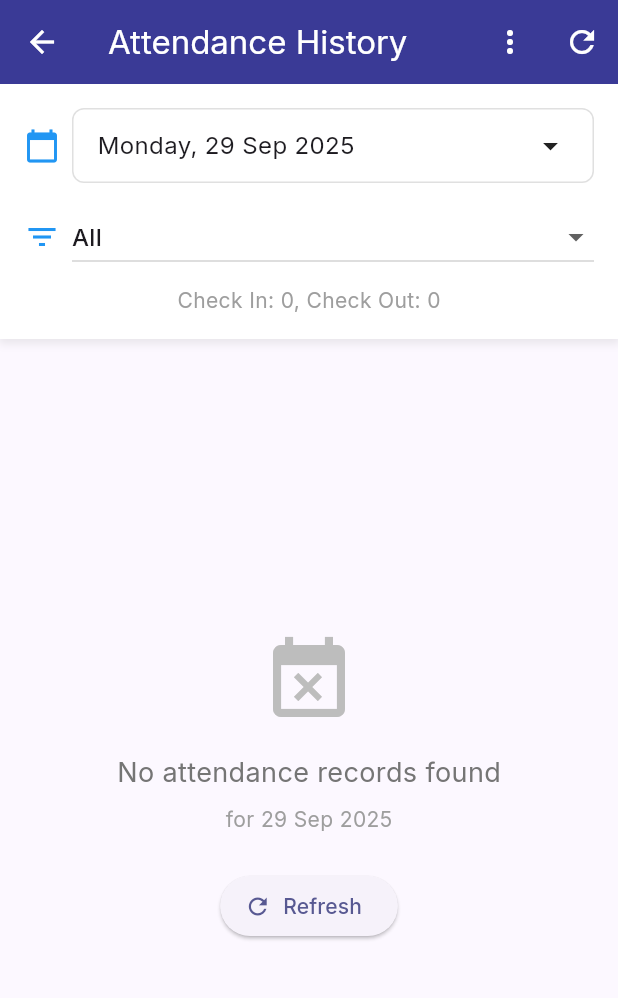
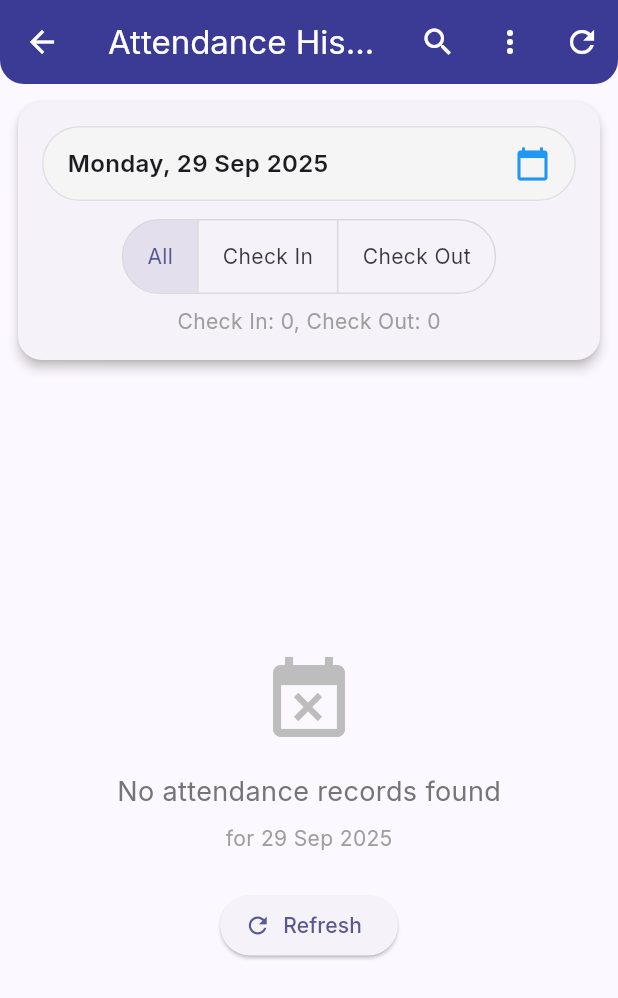
Before and after one commit to masaidfairus/track-in, a Flutter app: the AttendanceHistoryScreen screen opened directly, on a phone screen of 412 x 824 dp. Shown: the top 998 px of the screen. Run offline on Flutter 3.47's test engine with Material 3 defaults, Android fonts, the phone set to English and light mode, and no system bars; our stand-ins replace camera, cloud_firestore, firebase_core, google_fonts, permission_handler; missing offline and left inert: google_ml_kit, google_mlkit_face_detection; accounts and stored records are empty; network calls fail.

Commit message:
Modified History Screen

```diff
--- a/lib/screens/attendance_history_screen.dart
+++ b/lib/screens/attendance_history_screen.dart
@@ -122,6 +122,9 @@ class _AttendanceHistoryScreenState extends State<AttendanceHistoryScreen> {
       context: context,
       builder: (BuildContext context) {
         return AlertDialog(
+          shape: RoundedRectangleBorder(
+            borderRadius: BorderRadius.circular(16),
+          ),
           title: Row(
             children: [
               Icon(
@@ -250,22 +253,18 @@ class _AttendanceHistoryScreenState extends State<AttendanceHistoryScreen> {
             Text(
               'Face Size: ${faceData['boundingBox']['width'].toInt()} x ${faceData['boundingBox']['height'].toInt()}',
             ),
-
           if (faceData['headEulerAngleY'] != null)
             Text(
               'Head Rotation: ${faceData['headEulerAngleY'].toStringAsFixed(1)}°',
             ),
-
           if (faceData['smilingProbability'] != null)
             Text(
               'Smiling: ${(faceData['smilingProbability'] * 100).toStringAsFixed(1)}%',
             ),
-
           if (faceData['leftEyeOpenProbability'] != null)
             Text(
               'Left Eye Open: ${(faceData['leftEyeOpenProbability'] * 100).toStringAsFixed(1)}%',
             ),
-
           if (faceData['rightEyeOpenProbability'] != null)
             Text(
               'Right Eye Open: ${(faceData['rightEyeOpenProbability'] * 100).toStringAsFixed(1)}%',
@@ -294,10 +293,19 @@ class _AttendanceHistoryScreenState extends State<AttendanceHistoryScreen> {
     return Scaffold(
       appBar: AppBar(
         title: const Text('Attendance History'),
-        backgroundColor: Color.fromRGBO(56, 56, 150, 1),
+        backgroundColor: const Color.fromRGBO(56, 56, 150, 1),
         foregroundColor: Colors.white,
-        elevation: 2,
+        elevation: 4,
+        shape: const RoundedRectangleBorder(
+          borderRadius: BorderRadius.vertical(bottom: Radius.circular(16)),
+        ),
         actions: [
+          IconButton(
+            icon: const Icon(Icons.search),
+            onPressed: () {
+              // TODO: implement search
+            },
+          ),
           PopupMenuButton<String>(
             icon: const Icon(Icons.more_vert),
             onSelected: (String value) {
@@ -328,28 +336,18 @@ class _AttendanceHistoryScreenState extends State<AttendanceHistoryScreen> {
       body: Column(
         children: [
           // Date and Filter Controls
-          Container(
+          Card(
+            margin: const EdgeInsets.all(12),
+            shape: RoundedRectangleBorder(
+              borderRadius: BorderRadius.circular(16),
+            ),
+            elevation: 3,
+            child: Padding(
               padding: const EdgeInsets.all(16),
-            decoration: BoxDecoration(
-              color: Colors.white,
-              boxShadow: [
-                BoxShadow(
-                  color: Colors.grey.withOpacity(0.2),
-                  spreadRadius: 1,
-                  blurRadius: 4,
-                  offset: const Offset(0, 2),
-                ),
-              ],
-            ),
               child: Column(
                 children: [
                   // Date Selector
-                Row(
-                  children: [
-                    const Icon(Icons.calendar_today, color: Colors.blue),
-                    const SizedBox(width: 8),
-                    Expanded(
-                      child: GestureDetector(
+                  GestureDetector(
                     onTap: _selectDate,
                     child: Container(
                       padding: const EdgeInsets.symmetric(
@@ -358,7 +356,8 @@ class _AttendanceHistoryScreenState extends State<AttendanceHistoryScreen> {
                       ),
                       decoration: BoxDecoration(
                         border: Border.all(color: Colors.grey[300]!),
-                            borderRadius: BorderRadius.circular(8),
+                        borderRadius: BorderRadius.circular(30),
+                        color: Colors.grey[100],
                       ),
                       child: Row(
                         mainAxisAlignment: MainAxisAlignment.spaceBetween,
@@ -367,44 +366,48 @@ class _AttendanceHistoryScreenState extends State<AttendanceHistoryScreen> {
                             DateFormat(
                               'EEEE, dd MMM yyyy',
                             ).format(_selectedDate),
-                                style: const TextStyle(fontSize: 16),
+                            style: const TextStyle(
+                              fontSize: 16,
+                              fontWeight: FontWeight.w600,
                             ),
-                              const Icon(Icons.arrow_drop_down),
+                          ),
+                          const Icon(Icons.calendar_today, color: Colors.blue),
                         ],
                       ),
                     ),
                   ),
-                    ),
-                  ],
-                ),
 
                   const SizedBox(height: 12),
 
-                // Filter Selector
-                Row(
-                  children: [
-                    const Icon(Icons.filter_list, color: Colors.blue),
-                    const SizedBox(width: 8),
-                    Expanded(
-                      child: DropdownButton<String>(
-                        value: _selectedFilter,
-                        isExpanded: true,
-                        items: ['All', 'Check In', 'Check Out']
-                            .map(
-                              (String value) => DropdownMenuItem<String>(
-                                value: value,
-                                child: Text(value),
+                  // Segmented Filter
+                  ToggleButtons(
+                    borderRadius: BorderRadius.circular(30),
+                    isSelected: [
+                      _selectedFilter == 'All',
+                      _selectedFilter == 'Check In',
+                      _selectedFilter == 'Check Out',
+                    ],
+                    onPressed: (index) {
+                      setState(() {
+                        _selectedFilter = [
+                          'All',
+                          'Check In',
+                          'Check Out',
+                        ][index];
+                      });
+                    },
+                    children: const [
+                      Padding(
+                        padding: EdgeInsets.symmetric(horizontal: 16),
+                        child: Text("All"),
                       ),
-                            )
-                            .toList(),
-                        onChanged: (String? newValue) {
-                          if (newValue != null) {
-                            setState(() {
-                              _selectedFilter = newValue;
-                            });
-                          }
-                        },
+                      Padding(
+                        padding: EdgeInsets.symmetric(horizontal: 16),
+                        child: Text("Check In"),
                       ),
+                      Padding(
+                        padding: EdgeInsets.symmetric(horizontal: 16),
+                        child: Text("Check Out"),
                       ),
                     ],
                   ),
@@ -417,6 +420,7 @@ class _AttendanceHistoryScreenState extends State<AttendanceHistoryScreen> {
                     style: const TextStyle(fontSize: 14, color: Colors.grey),
                   ),
                 ],
+              ),
             ),
           ),
 
@@ -476,70 +480,33 @@ class _AttendanceHistoryScreenState extends State<AttendanceHistoryScreen> {
       itemBuilder: (context, index) {
         AttendanceRecord record = records[index];
         return Card(
-          elevation: 2,
+          shape: RoundedRectangleBorder(
+            borderRadius: BorderRadius.circular(16),
+          ),
+          elevation: 3,
           margin: const EdgeInsets.only(bottom: 12),
           child: ListTile(
             contentPadding: const EdgeInsets.all(16),
             leading: CircleAvatar(
+              radius: 28,
               backgroundColor: record.type == AttendanceType.checkIn
-                  ? Colors.green
-                  : Colors.red,
+                  ? Colors.green.withOpacity(0.8)
+                  : Colors.red.withOpacity(0.8),
               child: Icon(
                 record.type == AttendanceType.checkIn
                     ? Icons.login
                     : Icons.logout,
                 color: Colors.white,
+                size: 24,
               ),
             ),
-            title: Row(
-              children: [
-                Text(
-                  record.type == AttendanceType.checkIn
-                      ? 'Check In'
-                      : 'Check Out',
-                  style: const TextStyle(
-                    fontWeight: FontWeight.bold,
-                    fontSize: 16,
-                  ),
-                ),
-                const SizedBox(width: 8),
-                Container(
-                  padding: const EdgeInsets.symmetric(
-                    horizontal: 8,
-                    vertical: 2,
-                  ),
-                  decoration: BoxDecoration(
-                    color:
-                        (record.type == AttendanceType.checkIn
-                                ? Colors.green
-                                : Colors.red)
-                            .withOpacity(0.1),
-                    borderRadius: BorderRadius.circular(12),
-                  ),
-                  child: Text(
-                    DateFormat('HH:mm:ss').format(record.timestamp),
-                    style: TextStyle(
-                      color: record.type == AttendanceType.checkIn
-                          ? Colors.green
-                          : Colors.red,
-                      fontWeight: FontWeight.bold,
-                      fontSize: 12,
-                    ),
-                  ),
-                ),
-              ],
+            title: Text(
+              record.userName,
+              style: const TextStyle(fontWeight: FontWeight.bold, fontSize: 16),
             ),
             subtitle: Column(
               crossAxisAlignment: CrossAxisAlignment.start,
               children: [
-                const SizedBox(height: 8),
-                Text(
-                  record.userName,
-                  style: const TextStyle(
-                    fontSize: 14,
-                    fontWeight: FontWeight.w500,
-                  ),
-                ),
                 const SizedBox(height: 4),
                 Row(
                   children: [
@@ -558,12 +525,12 @@ class _AttendanceHistoryScreenState extends State<AttendanceHistoryScreen> {
                     padding: const EdgeInsets.only(top: 4),
                     child: Row(
                       children: [
-                        Icon(Icons.verified, size: 14, color: Colors.grey[600]),
+                        Icon(Icons.verified, size: 14, color: Colors.blue[400]),
                         const SizedBox(width: 4),
                         Text(
                           'Confidence: ${(record.confidence! * 100).toStringAsFixed(1)}%',
                           style: TextStyle(
-                            color: Colors.grey[600],
+                            color: Colors.blue[400],
                             fontSize: 12,
                           ),
                         ),
@@ -572,7 +539,24 @@ class _AttendanceHistoryScreenState extends State<AttendanceHistoryScreen> {
                   ),
               ],
             ),
-            trailing: const Icon(Icons.chevron_right),
+            trailing: Container(
+              padding: const EdgeInsets.symmetric(horizontal: 12, vertical: 6),
+              decoration: BoxDecoration(
+                color: record.type == AttendanceType.checkIn
+                    ? Colors.green.withOpacity(0.1)
+                    : Colors.red.withOpacity(0.1),
+                borderRadius: BorderRadius.circular(12),
+              ),
+              child: Text(
+                DateFormat('HH:mm:ss').format(record.timestamp),
+                style: TextStyle(
+                  color: record.type == AttendanceType.checkIn
+                      ? Colors.green
+                      : Colors.red,
+                  fontWeight: FontWeight.bold,
+                ),
+              ),
+            ),
             onTap: () => _showRecordDetails(record),
           ),
         );
```
Lines whose indentation alone changed are shown as unchanged.
